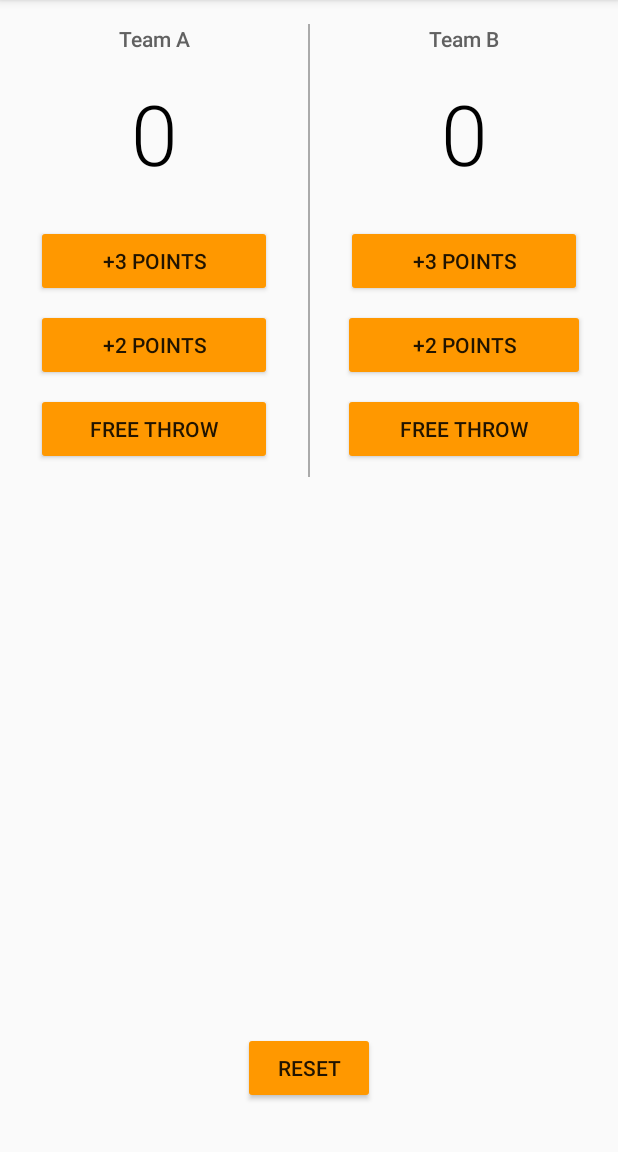
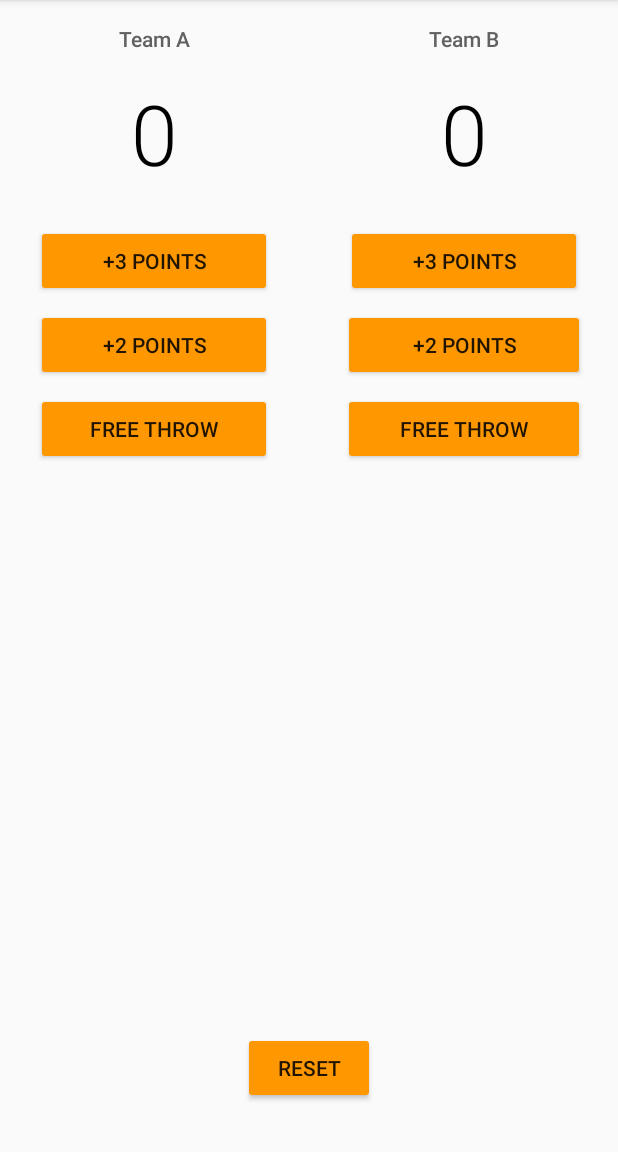
Before and after one commit to udacity/Court-Counter, an Android app: the screen it shows after launch (MainActivity), on a phone screen of 412 x 824 dp, the part 84-1236 px from its top. Run offline under Robolectric (Android 15) with nearby library versions, the phone set to English and light mode, and no system bars.

Commit message:
ui color is changed

```diff
--- a/app/src/main/res/layout/activity_main.xml
+++ b/app/src/main/res/layout/activity_main.xml
@@ -84,7 +84,7 @@
             android:layout_width="1dp"
             android:layout_height="match_parent"
             android:layout_marginTop="16dp"
-            android:background="@android:color/darker_gray" />
+            android:background="@android:color/keyguard_text_color_decline" />
 
         <LinearLayout
             android:layout_width="0dp"
```
